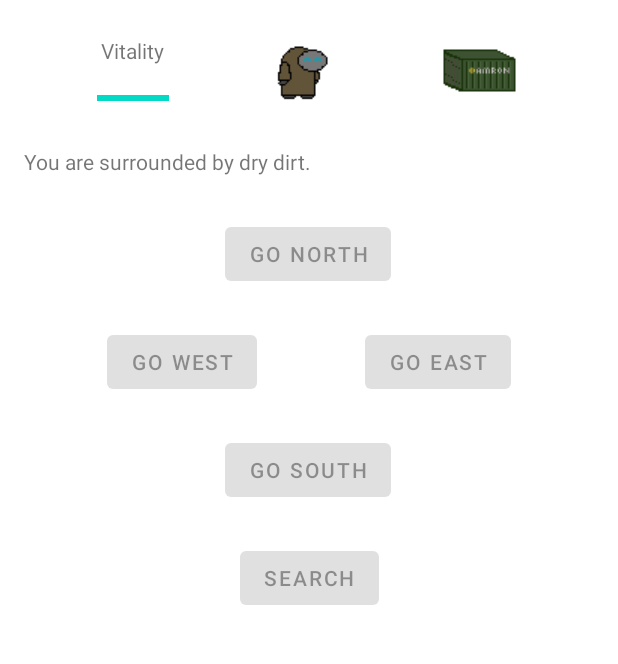
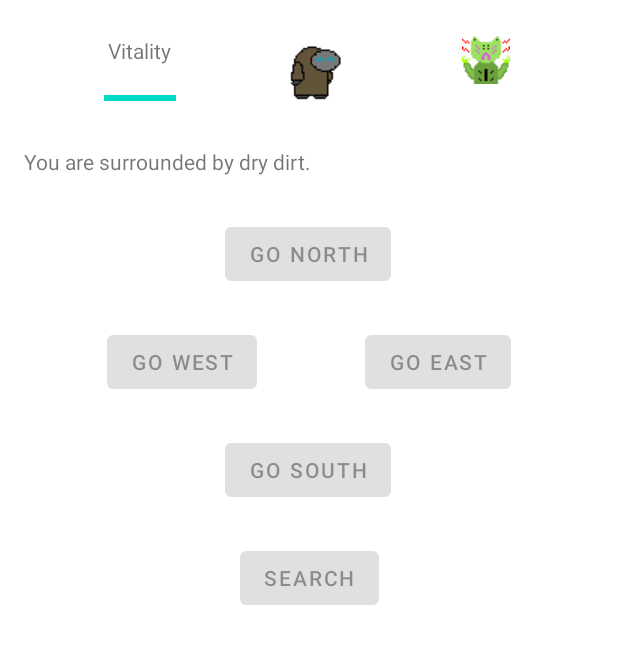
Before and after one commit to crav12345/The-Desolate, an Android app: the GameActivity screen opened directly, with no data from a screen before it, after a tap on "GO WEST", on a phone screen of 412 x 824 dp, the part 137-801 px from its top. Run offline under Robolectric (Android 15) with nearby library versions, the phone set to English and light mode, and no system bars; 3 other taps on this screen came first.

Commit message:
added enemy sprite

```diff
--- a/app/src/main/java/com/chrisravosa/thedesolate/GameActivity.kt
+++ b/app/src/main/java/com/chrisravosa/thedesolate/GameActivity.kt
@@ -1,7 +1,5 @@
 package com.chrisravosa.thedesolate
 
-import android.R.attr.x
-import android.R.attr.y
 import android.content.Context
 import android.content.Intent
 import android.graphics.drawable.AnimationDrawable
@@ -20,6 +18,7 @@ import com.chrisravosa.thedesolate.R.id.progressBarEnemy
 import com.chrisravosa.thedesolate.R.id.progressBarVitality
 import java.util.concurrent.Executors
 import java.util.concurrent.TimeUnit
+import kotlin.math.abs
 
 
 // Tag used for debug logs.
@@ -98,8 +97,9 @@ class GameActivity : AppCompatActivity(), SensorEventListener {
     private var daysPassed = 1
     private var roomsVisited = 1
 
-    // Used to animate survivor sprite
+    // Used to animate sprites.
     private lateinit var survivorIdleAnimation: AnimationDrawable
+    private lateinit var enemyScreamAnimation: AnimationDrawable
 
     /** Called as activity is started */
     override fun onCreate(savedInstanceState: Bundle?) {
@@ -167,7 +167,7 @@ class GameActivity : AppCompatActivity(), SensorEventListener {
                 x = event.values[0]
                 y = event.values[1]
                 z = event.values[2]
-                val speed: Float = Math.abs(x + y + z - lastX - lastY - lastZ) / diffTime * 10000
+                val speed: Float = abs(x + y + z - lastX - lastY - lastZ) / diffTime * 10000
                 if (speed > SHAKE_THRESHOLD) {
                     Log.d(TAG, "shake detected w/ speed: $speed")
                     Toast.makeText(this, "shake detected w/ speed: $speed", Toast.LENGTH_SHORT)
@@ -491,6 +491,13 @@ class GameActivity : AppCompatActivity(), SensorEventListener {
             findViewById<ProgressBar>(progressBarEnemy)
         enemyProgressBar.isVisible = true
 
+        // Add animation_list for screaming enemy to the location image.
+        findViewById<ImageView>(R.id.imageLocation).apply {
+            setBackgroundResource(R.drawable.enemy_scream)
+            enemyScreamAnimation = background as AnimationDrawable
+        }
+        enemyScreamAnimation.start()
+
         // Notify the program that an enemy has appeared.
         enemyPresent = true
 
@@ -507,6 +514,12 @@ class GameActivity : AppCompatActivity(), SensorEventListener {
             findViewById<ProgressBar>(progressBarEnemy)
         enemyProgressBar.isVisible = false
         enemyProgressBar.progress = 100
+
+        // Add animation_list for screaming enemy to the location image.
+        findViewById<ImageView>(R.id.imageLocation).apply {
+            setBackgroundResource(R.drawable.amron_crate)
+        }
+        enemyScreamAnimation.stop()
 
         // Notify the program that an enemy has appeared.
         enemyPresent = false
--- /dev/null
+++ b/app/src/main/res/drawable/enemy_scream.xml
@@ -0,0 +1,6 @@
+<?xml version="1.0" encoding="utf-8"?>
+<animation-list xmlns:android="http://schemas.android.com/apk/res/android"
+    android:oneshot="false">
+    <item android:drawable="@drawable/enemy_scream_1" android:duration="800" />
+    <item android:drawable="@drawable/enemy_scream_2" android:duration="800" />
+</animation-list>
```
Also changed, not shown: app/src/main/res/drawable/enemy_scream_1.png (added), app/src/main/res/drawable/enemy_scream_2.png (added).
